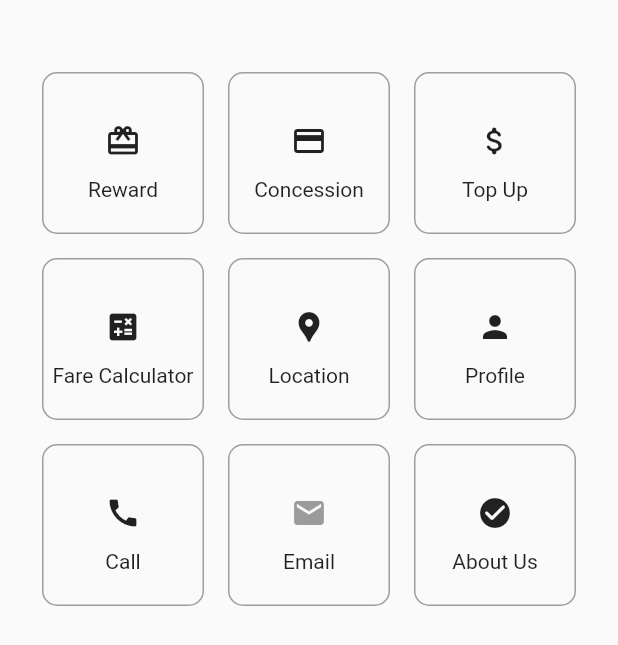
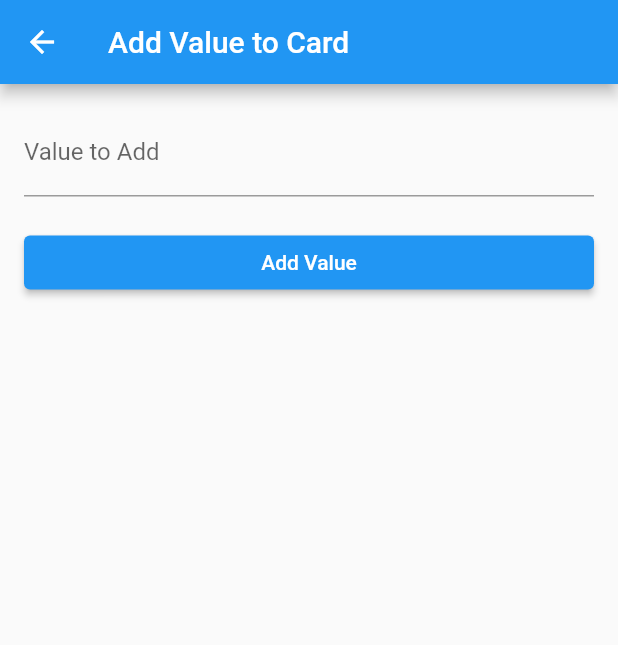
Before and after one commit to jawdonchan/L1_JordanChan_213809_Project, a Flutter app: the ServicesPage screen opened directly, after a tap on the "attach money" icon, on a phone screen of 412 x 824 dp. Shown: the top 645 px of the screen. Run offline on Flutter 3.47's test engine with Material 2 defaults, Android fonts, the phone set to English and light mode, and no system bars; our stand-ins replace cloud_firestore, firebase_auth, firebase_core, firebase_storage, fluttertoast, google_maps_flutter and 1 more; accounts and stored records are empty.

Commit message:
top up works
- modify code based on uid instead of u.email
- top up also works as adding value instead of updating the value

```diff
--- a/lib/screen/services.dart
+++ b/lib/screen/services.dart
@@ -1,12 +1,18 @@
 import 'package:flutter/material.dart';
 import 'package:proj_layout/screen/home.dart';
 import 'package:proj_layout/screen/profile.dart';
+import 'topup.dart';
 import 'about.dart';
 import 'email.dart';
+import 'package:cloud_firestore/cloud_firestore.dart';
+import 'package:firebase_auth/firebase_auth.dart';
 // import 'package:search.dart';
 
+final FirebaseAuth _auth = FirebaseAuth.instance;
+User currentUser = _auth.currentUser;
+final userEmail = currentUser.email;
+class ServicesPage extends StatelessWidget {
 
-class ServicesPage extends StatelessWidget {
   @override
   Widget build(BuildContext context) {
     return Scaffold(
@@ -54,10 +60,12 @@ class ServicesPage extends StatelessWidget {
                     icon: Icons.attach_money_rounded,
                     title: 'Top Up',
                     onPressed: () {
-                      // Navigator.push(
-                      //   context,
-                      //   MaterialPageRoute(builder: (context) => FavoritesPage()),
-                      // );
+                      Navigator.push(
+            context,
+            MaterialPageRoute(
+              builder: (context) => AddValuePage(userEmail: userEmail),
+            ),
+          );
                     },
                   ),
                   _iconWithBorder(
--- a/lib/screen/topup.dart
+++ b/lib/screen/topup.dart
@@ -1,34 +1,51 @@
 import 'package:flutter/material.dart';
+import 'package:cloud_firestore/cloud_firestore.dart';
 import 'package:proj_layout/services/user_card_service.dart';
 
-class TopUpPage extends StatelessWidget {
-  final String userEmail = 'user@example.com'; // Replace with the actual user's email
-  final double topUpValue = 50.0; // Replace with the actual top-up value
+class AddValuePage extends StatefulWidget {
+  final String userEmail;
+  AddValuePage({this.userEmail});
 
   @override
+  _AddValuePageState createState() => _AddValuePageState();
+}
+
+class _AddValuePageState extends State<AddValuePage> {
+  TextEditingController _valueController = TextEditingController();
+
+ void _addValueToCard() {
+  double valueToAdd = double.tryParse(_valueController.text) ?? 0.0;
+  print("Value to add: $valueToAdd");
+  if (valueToAdd > 0) {
+    // Use UserCardService to add value to the card
+    UserCardService().addValueToCard(widget.userEmail, valueToAdd);
+
+    // Navigate back to the previous page after adding value
+    Navigator.pop(context);
+  }
+}
+  @override
   Widget build(BuildContext context) {
-    UserCardService userCardService = UserCardService();
-
     return Scaffold(
       appBar: AppBar(
-        title: Text('Top Up Page'),
+        title: Text('Add Value to Card'),
       ),
-      body: Center(
+      body: Padding(
+        padding: EdgeInsets.all(16.0),
         child: Column(
-          mainAxisAlignment: MainAxisAlignment.center,
+          crossAxisAlignment: CrossAxisAlignment.stretch,
           children: [
-            Text(
-              'Top Up Your Card',
-              style: TextStyle(fontSize: 20),
+            TextField(
+              controller: _valueController,
+              keyboardType: TextInputType.number,
+              decoration: InputDecoration(
+                labelText: 'Value to Add',
+              ),
             ),
             SizedBox(height: 20),
             ElevatedButton(
-              onPressed: () async {
-                // Call the addValueToCard method
-                await userCardService.addValueToCard(userEmail, topUpValue);
-                // Show success message or navigate back
-              },
-              child: Text('Top Up'),
+              onPressed: _addValueToCard,
+              child: Text('Add Value'),
             ),
           ],
         ),
--- a/lib/services/user_card_service.dart
+++ b/lib/services/user_card_service.dart
@@ -22,4 +22,17 @@ class UserCardService {
       print('Error adding user card: $e');
     }
   }
+   // Method to add a value to the user's card document
+  Future<void> addValueToCard(String userEmail, double value) async {
+
+    try {
+      User currentUser = _auth.currentUser;
+      await _firestore
+           .collection('User\'s Card Collection')
+            .doc(currentUser.uid)
+          .update({'value': FieldValue.increment(value)});
+    } catch (e) {
+      print('Error adding value to card: $e');
+    }
+  }
 }
```
